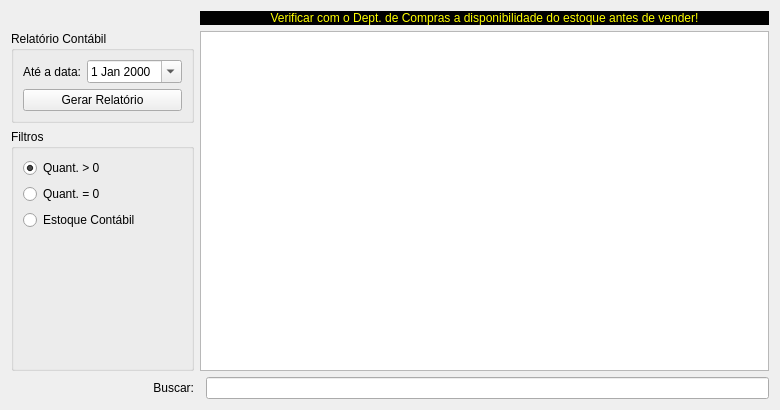
Above: ui/widgetestoque.ui from darktorres/ERP-STACCATO before the change. Below: the same form after it.
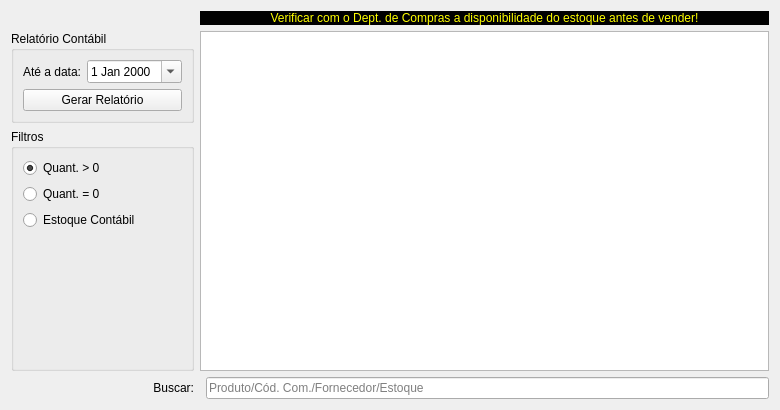
That is the form after the change. Custom widgets are drawn as their Qt base class.

Diff of the .ui file:
```diff
--- a/ui/widgetestoque.ui
+++ b/ui/widgetestoque.ui
@@ -32,6 +32,9 @@
      <property name="enabled">
       <bool>true</bool>
      </property>
+     <property name="placeholderText">
+      <string>Produto/Cód. Com./Fornecedor/Estoque</string>
+     </property>
     </widget>
    </item>
    <item row="1" column="1" rowspan="2" colspan="2">
```
